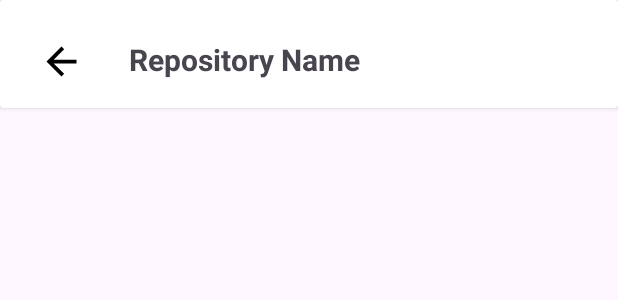
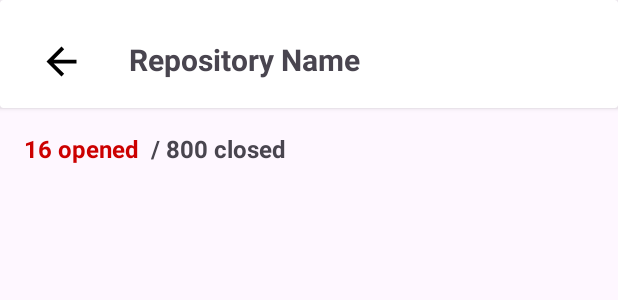
Before and after one commit to ervilitarsila/GitHubRepoPop, an Android app: the layout fragment_pull_request.xml on its own in the app's theme, with its tools: preview values and no code run, on a phone screen of 412 x 824 dp. Shown: the top 300 px of the screen. Run offline under Robolectric (Android 15) with nearby library versions, the phone set to English and light mode, and no system bars.

Commit message:
Improving Pull Request Screen

```diff
--- a/app/src/main/java/com/ervilitasila/githubrepopop/ui/home/HomeFragment.kt
+++ b/app/src/main/java/com/ervilitasila/githubrepopop/ui/home/HomeFragment.kt
@@ -54,12 +54,11 @@ class HomeFragment : Fragment() {
     }
 
     private fun setMockData()= listOf(
-        Repository(1, "teste1sdsdsdsdsdsdsdsdsdsdddddddssssssss", "Body teste 1 fsdfs lksn kjn jjbj hvh gvh bkj bk jn kh hv j vjh vj hvjhvjhvjhvj jhvjhvj hvjhvjhv jhvjhvjh vjhv jhv jhv jh vjh vj hvj hvj hvjhv jhv jh v",500, 1523, 456, 5 , User(1, "user 1", "https://avatars.githubusercontent.com/u/1?v=4", "www.google.com")),
-        Repository(1, "teste2", "Body teste 1",500, 1523, 456, 5 , User(1, "user 1", "https://avatars.githubusercontent.com/u/1?v=4", "www.google.com")),
-        Repository(1, "teste3", "Body teste 1",500, 1523, 456, 5 , User(1, "user 1", "https://avatars.githubusercontent.com/u/1?v=4", "www.google.com")),
-        Repository(1, "teste4", "Body teste 1",500, 1523, 456, 5 , User(1, "user 1", "https://avatars.githubusercontent.com/u/1?v=4", "www.google.com")),
-        Repository(1, "teste5", "Body teste 1",500, 1523, 456, 5 , User(1, "user 1", "https://avatars.githubusercontent.com/u/1?v=4", "www.google.com")),
-        Repository(1, "teste6", "Body teste 1",500, 1523, 456, 5 , User(1, "user 1", "https://avatars.githubusercontent.com/u/1?v=4", "www.google.com"))
-
+        Repository(1, "Repository 1", "Body teste 1 fsdfs lksn kjn jjbj hvh gvh bkj bk jn kh hv j vjh vj hvjhvjhvjhvj jhvjhvj hvjhvjhv jhvjhvjh vjhv jhv jhv jh vjh vj hvj hvj hvjhv jhv jh v",500, 1523, 456, 5 , User(1, "user 1", "https://avatars.githubusercontent.com/u/1?v=4", "www.google.com")),
+        Repository(1, "Repository 2", "Body teste 1",500, 1523, 456, 5 , User(1, "user 1", "https://avatars.githubusercontent.com/u/1?v=4", "www.google.com")),
+        Repository(1, "Repository 3", "Body teste 1",500, 1523, 456, 5 , User(1, "user 1", "https://avatars.githubusercontent.com/u/1?v=4", "www.google.com")),
+        Repository(1, "Repository 4", "Body teste 1",500, 1523, 456, 5 , User(1, "user 1", "https://avatars.githubusercontent.com/u/1?v=4", "www.google.com")),
+        Repository(1, "Repository 5", "Body teste 1",500, 1523, 456, 5 , User(1, "user 1", "https://avatars.githubusercontent.com/u/1?v=4", "www.google.com")),
+        Repository(1, "Repository 6", "Body teste 1",500, 1523, 456, 5 , User(1, "user 1", "https://avatars.githubusercontent.com/u/1?v=4", "www.google.com"))
     )
 }
--- a/app/src/main/res/layout/fragment_pull_request.xml
+++ b/app/src/main/res/layout/fragment_pull_request.xml
@@ -1,5 +1,5 @@
 <?xml version="1.0" encoding="utf-8"?>
-<LinearLayout xmlns:android="http://schemas.android.com/apk/res/android"
+<androidx.constraintlayout.widget.ConstraintLayout xmlns:android="http://schemas.android.com/apk/res/android"
     xmlns:app="http://schemas.android.com/apk/res-auto"
     xmlns:tools="http://schemas.android.com/tools"
     android:layout_width="match_parent"
@@ -8,7 +8,7 @@
     tools:context=".ui.home.HomeFragment">
 
     <androidx.cardview.widget.CardView
-        android:id="@+id/card_user_profile"
+        android:id="@+id/pullrequest_toolbar"
         android:layout_width="match_parent"
         android:layout_height="wrap_content"
         app:layout_constraintTop_toTopOf="parent"
@@ -62,11 +62,40 @@
 
     </FrameLayout>
 
+    <TextView
+        android:id="@+id/pullrequest_issue_count"
+        android:layout_width="wrap_content"
+        android:layout_height="wrap_content"
+        android:layout_marginStart="16dp"
+        android:layout_marginVertical="16dp"
+        android:text="16 opened"
+        android:textColor="@android:color/holo_red_dark"
+        android:textSize="16sp"
+        android:textStyle="bold"
+        app:layout_constraintStart_toStartOf="parent"
+        app:layout_constraintTop_toBottomOf="@id/pullrequest_toolbar"
+        app:layout_constraintBottom_toTopOf="@id/recycler_pullrequests"/>
+
+    <TextView
+        android:id="@+id/pullrequest_total"
+        android:layout_width="wrap_content"
+        android:layout_height="wrap_content"
+        android:layout_marginVertical="16dp"
+        android:layout_marginStart="8dp"
+        android:text="/ 800 closed"
+        android:textSize="16sp"
+        android:textStyle="bold"
+        app:layout_constraintBottom_toTopOf="@id/recycler_pullrequests"
+        app:layout_constraintStart_toEndOf="@id/pullrequest_issue_count"
+        app:layout_constraintTop_toBottomOf="@id/pullrequest_toolbar" />
+
     <androidx.recyclerview.widget.RecyclerView
         android:id="@+id/recycler_pullrequests"
         android:layout_width="match_parent"
         android:layout_height="0dp"
-        android:layout_weight="1"
-        android:layout_marginTop="4dp"/>
+        app:layout_constraintTop_toBottomOf="@id/pullrequest_issue_count"
+        app:layout_constraintBottom_toBottomOf="parent"
+        app:layout_constraintStart_toStartOf="parent"
+        app:layout_constraintEnd_toEndOf="parent"/>
 
-</LinearLayout>
+</androidx.constraintlayout.widget.ConstraintLayout>
--- a/app/src/main/res/navigation/main_nav.xml
+++ b/app/src/main/res/navigation/main_nav.xml
@@ -20,7 +20,7 @@
         android:label="fragment_pull_request"
         tools:layout="@layout/fragment_pull_request">
         <argument
-            android:name="repository"
+            android:name="repositoryName"
             app:argType="string" />
         <action
             android:id="@+id/action_userDetailFragment_to_homeFragment"
```
